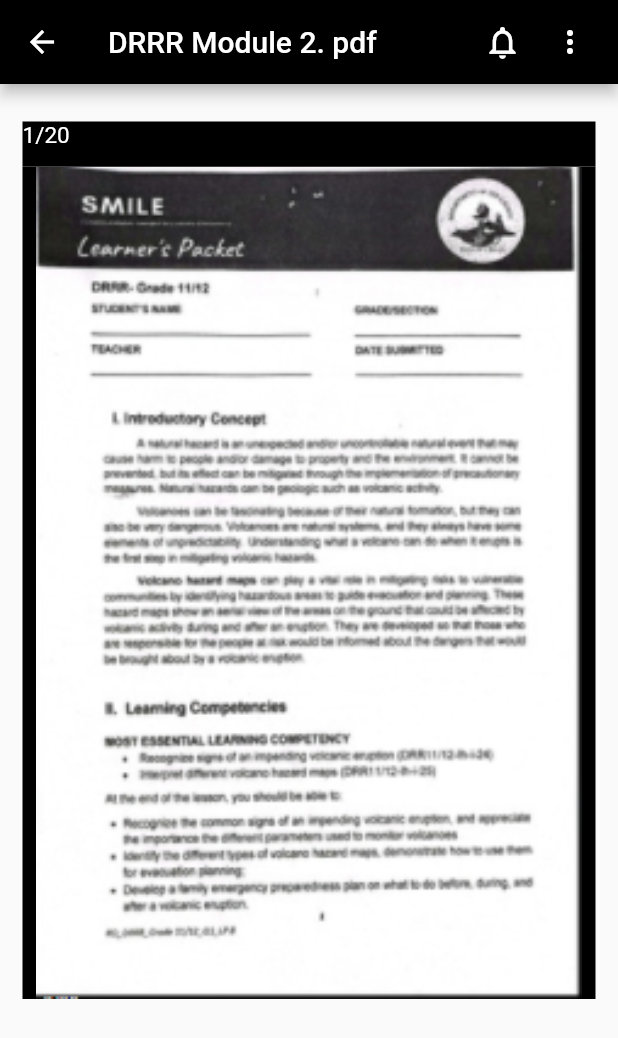
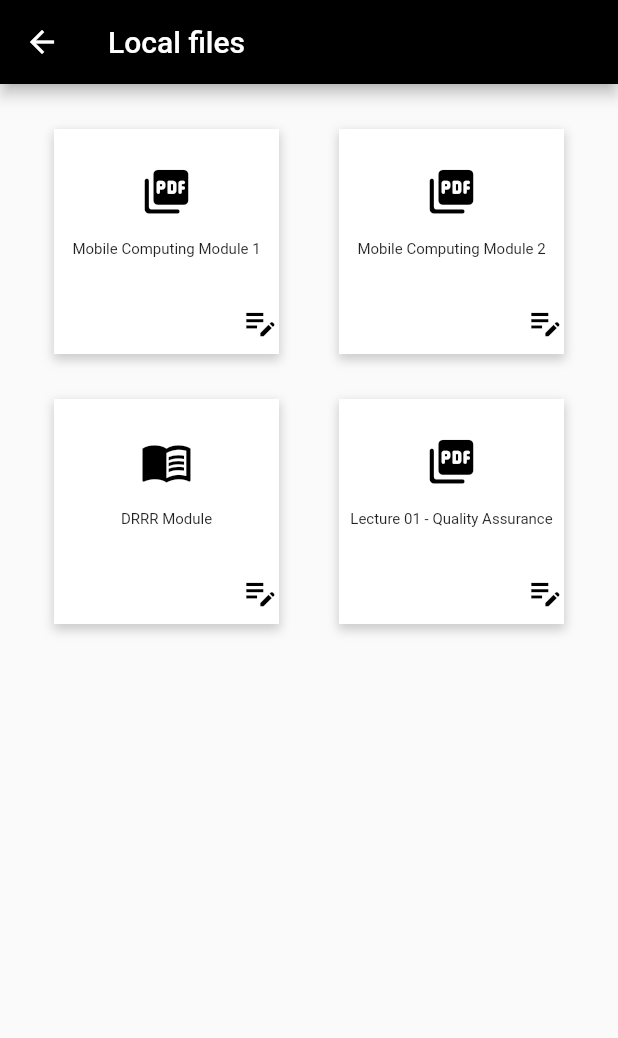
Before and after one commit to JemmalynVitoCruz/trial, a Flutter app: the screen it shows after launch, on a phone screen of 412 x 824 dp. Shown: the top 1038 px of the screen. Run offline on Flutter 3.47's test engine with Material 2 defaults, Android fonts, the phone set to English and light mode, and no system bars.

Commit message:
Local Files

```diff
--- a/lib/main.dart
+++ b/lib/main.dart
@@ -6,6 +6,7 @@ import 'ui/select_method.dart';
 import 'ui/device_upload.dart';
 import 'ui/gdrive_upload.dart';
 import 'ui/choose_file.dart';
+import 'ui/local_files.dart';
 
 void main(){
   runApp(
@@ -18,7 +19,8 @@ void main(){
         //home: DeviceUpload(),
         //home: GdriveUpload(),
         //home:ChooseFile(),
-        home: ViewModule(),
+        //home: ViewModule(),
+        home: LocalFiles(),
       )
   );
 }
--- a/lib/ui/choose_file.dart
+++ b/lib/ui/choose_file.dart
@@ -36,10 +36,9 @@ class ChooseFile extends StatelessWidget {
                       ],
                     ),
               ),
-                  Container(
-                    width: 60,
-                    height: 1200,
-                    color: Colors.grey[50],
+                  Padding(
+                    padding: const EdgeInsets.only(left: 0.0, right: 50.0, top: 0.0, bottom: 0.0,
+                    ),
                   ),
                   Container(
                     width: 150,
@@ -62,7 +61,7 @@ class ChooseFile extends StatelessWidget {
               mainAxisAlignment: MainAxisAlignment.start,
               children: <Widget>[
                 Container(
-                  width: 140,
+                  width: 130,
                   height: 50,
                   child: Align(alignment: Alignment.center,
                   child: Text("Local files", style: TextStyle(fontSize: 15),),
--- /dev/null
+++ b/lib/ui/local_files.dart
@@ -0,0 +1,252 @@
+import 'package:flutter/cupertino.dart';
+import 'package:flutter/material.dart';
+
+class LocalFiles extends StatelessWidget {
+  TextEditingController nameController = TextEditingController();
+  TextEditingController passwordController = TextEditingController();
+
+  @override
+  Widget build(BuildContext context) {
+    return Scaffold(
+      appBar: AppBar(
+        backgroundColor: Colors.black,
+        leading: IconButton(
+          icon: Icon(Icons.arrow_back, color: Colors.white),
+          onPressed: () => Navigator.of(context).pop(),
+        ),
+        title: Text('Local files'),
+      ),
+      body: Padding (
+        padding: const EdgeInsets.fromLTRB(0, 30, 0, 10),
+        child: ListView (
+          children: <Widget> [
+            Container(
+              height: 150, width: 100,
+              //color: Colors.black54,
+              alignment: Alignment.center,
+              child: Row(
+                mainAxisAlignment: MainAxisAlignment.center,
+                children: <Widget>[
+                  Container(
+                    width: 150,
+                    height: 200,
+                    decoration: BoxDecoration(color: Colors.white,
+                      boxShadow: [BoxShadow(color: Colors.grey.withOpacity(0.5), spreadRadius: 1, blurRadius: 5, offset: Offset(0, 3), // changes position of shadow
+                      ),
+                      ],
+                    ),
+                    alignment: Alignment.centerLeft,
+                    child: Column(
+                      mainAxisAlignment: MainAxisAlignment.spaceAround,
+                      children: <Widget>[
+                        Container(
+                          child: Column(
+                            children: <Widget>[
+                              Padding(
+                                padding: const EdgeInsets.only(left: 0.0, right: 0.0, top: 10.0, bottom: 5.0,
+                                ),
+                              ),
+                              Container(
+                              child: Icon(IconData(0xf0096, fontFamily: 'MaterialIcons'), color: Colors.black, size:35,
+                                ),
+                              ),
+                              Padding(
+                                padding: const EdgeInsets.only(left: 0.0, right: 0.0, top: 10.0, bottom: 5.0,
+                                ),
+                              ),
+                              Container(
+                                    alignment: Alignment.center,
+                                  child: Text('Mobile Computing Module 1', style: TextStyle(fontSize: 10)),
+                              ),
+                              Padding(
+                                padding: const EdgeInsets.only(left: 0.0, right: 0.0, top: 10.0, bottom: 20.0,
+                                ),
+                              ),
+                              Row(
+                                  mainAxisAlignment: MainAxisAlignment.end,
+                                  children: <Widget>[
+                                    Icon(IconData(0xf04f6, fontFamily: 'MaterialIcons'), color: Colors.black, size:25
+                                    ),
+                                  ],
+                              ),
+                            ],
+                          ),
+                        ),
+                      ],
+                    ),
+                  ),
+                  Padding(
+                    padding: const EdgeInsets.only(left: 0.0, right: 40.0, top: 10.0, bottom: 5.0,
+                    ),
+                  ),
+                Container(
+                    width: 150,
+                    height: 200,
+                    decoration: BoxDecoration(color: Colors.white,
+                      boxShadow: [BoxShadow(color: Colors.grey.withOpacity(0.5), spreadRadius: 1, blurRadius: 5, offset: Offset(0, 3), // changes position of shadow
+                      ),
+                      ],
+                    ),
+                    alignment: Alignment.centerLeft,
+                    child: Column(
+                      mainAxisAlignment: MainAxisAlignment.spaceAround,
+                      children: <Widget>[
+                        Container(
+                          child: Column(
+                            children: <Widget>[
+                              Padding(
+                                padding: const EdgeInsets.only(left: 0.0, right: 0.0, top: 10.0, bottom: 5.0,
+                                ),
+                              ),
+                              Container(
+                                child: Icon(IconData(0xf0096, fontFamily: 'MaterialIcons'), color: Colors.black, size:35,
+                                ),
+                              ),
+                              Padding(
+                                padding: const EdgeInsets.only(left: 0.0, right: 0.0, top: 10.0, bottom: 5.0,
+                                ),
+                              ),
+                              Container(
+                                alignment: Alignment.center,
+                                child: Text('Mobile Computing Module 2', style: TextStyle(fontSize: 10)),
+                              ),
+                              Padding(
+                                padding: const EdgeInsets.only(left: 0.0, right: 0.0, top: 10.0, bottom: 20.0,
+                                ),
+                              ),
+                              Row(
+                                mainAxisAlignment: MainAxisAlignment.end,
+                                children: <Widget>[
+                                  Icon(IconData(0xf04f6, fontFamily: 'MaterialIcons'), color: Colors.black, size:25
+                                  ),
+                                ],
+                              ),
+                            ],
+                          ),
+                        ),
+                      ],
+                    ),
+                  ),
+                ],
+              ),
+            ),
+            Padding(
+              padding: const EdgeInsets.only(left: 0.0, right: 0.0, top: 30.0, bottom: 0.0,
+              ),
+            ),
+            Container(
+              height: 150, width: 100,
+              //color: Colors.black54,
+              alignment: Alignment.center,
+              child: Row(
+                mainAxisAlignment: MainAxisAlignment.center,
+                children: <Widget>[
+                  Container(
+                    width: 150,
+                    height: 200,
+                    decoration: BoxDecoration(color: Colors.white,
+                      boxShadow: [BoxShadow(color: Colors.grey.withOpacity(0.5), spreadRadius: 1, blurRadius: 5, offset: Offset(0, 3), // changes position of shadow
+                      ),
+                      ],
+                    ),
+                    alignment: Alignment.centerLeft,
+                    child: Column(
+                      mainAxisAlignment: MainAxisAlignment.spaceAround,
+                      children: <Widget>[
+                        Container(
+                          child: Column(
+                            children: <Widget>[
+                              Padding(
+                                padding: const EdgeInsets.only(left: 0.0, right: 0.0, top: 10.0, bottom: 5.0,
+                                ),
+                              ),
+                              Container(
+                                child: Icon(IconData(0xe3dd, fontFamily: 'MaterialIcons'), color: Colors.black, size:35,
+                                ),
+                              ),
+                              Padding(
+                                padding: const EdgeInsets.only(left: 0.0, right: 0.0, top: 10.0, bottom: 5.0,
+                                ),
+                              ),
+                              Container(
+                                alignment: Alignment.center,
+                                child: Text('DRRR Module', style: TextStyle(fontSize: 10)),
+                              ),
+                              Padding(
+                                padding: const EdgeInsets.only(left: 0.0, right: 0.0, top: 10.0, bottom: 20.0,
+                                ),
+                              ),
+                              Row(
+                                mainAxisAlignment: MainAxisAlignment.end,
+                                children: <Widget>[
+                                  Icon(IconData(0xf04f6, fontFamily: 'MaterialIcons'), color: Colors.black, size:25
+                                  ),
+                                ],
+                              ),
+                            ],
+                          ),
+                        ),
+                      ],
+                    ),
+                  ),
+                  Padding(
+                    padding: const EdgeInsets.only(left: 0.0, right: 40.0, top: 0.0, bottom: 0.0,
+                    ),
+                  ),
+                  Container(
+                    width: 150,
+                    height: 200,
+                    decoration: BoxDecoration(color: Colors.white,
+                      boxShadow: [BoxShadow(color: Colors.grey.withOpacity(0.5), spreadRadius: 1, blurRadius: 5, offset: Offset(0, 3), // changes position of shadow
+                      ),
+                      ],
+                    ),
+                    alignment: Alignment.centerLeft,
+                    child: Column(
+                      mainAxisAlignment: MainAxisAlignment.spaceAround,
+                      children: <Widget>[
+                        Container(
+                          child: Column(
+                            children: <Widget>[
+                              Padding(
+                                padding: const EdgeInsets.only(left: 0.0, right: 0.0, top: 10.0, bottom: 5.0,
+                                ),
+                              ),
+                              Container(
+                                child: Icon(IconData(0xf0096, fontFamily: 'MaterialIcons'), color: Colors.black, size:35,
+                                ),
+                              ),
+                              Padding(
+                                padding: const EdgeInsets.only(left: 0.0, right: 0.0, top: 10.0, bottom: 5.0,
+                                ),
+                              ),
+                              Container(
+                                alignment: Alignment.center,
+                                child: Text('Lecture 01 - Quality Assurance', style: TextStyle(fontSize: 10)),
+                              ),
+                              Padding(
+                                padding: const EdgeInsets.only(left: 0.0, right: 0.0, top: 10.0, bottom: 20.0,
+                                ),
+                              ),
+                              Row(
+                                mainAxisAlignment: MainAxisAlignment.end,
+                                children: <Widget>[
+                                  Icon(IconData(0xf04f6, fontFamily: 'MaterialIcons'), color: Colors.black, size:25
+                                  ),
+                                ],
+                              ),
+                            ],
+                          ),
+                        ),
+                      ],
+                    ),
+                  ),
+                ],
+              ),
+            ),
+          ],
+        ),
+      ),
+    );
+  }
+}
```
